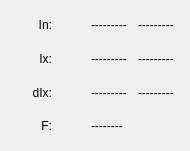
Old version of the form wmrawactualvalbase.ui in the repository ZeraGmbH/wm3000i.
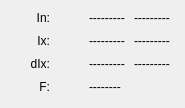
New version of the form.

```diff
--- a/wmrawactualvalbase.ui
+++ b/wmrawactualvalbase.ui
@@ -6,12 +6,12 @@
    <rect>
     <x>0</x>
     <y>0</y>
-    <width>190</width>
-    <height>151</height>
+    <width>185</width>
+    <height>106</height>
    </rect>
   </property>
   <property name="sizePolicy">
-   <sizepolicy hsizetype="Minimum" vsizetype="Minimum">
+   <sizepolicy hsizetype="Fixed" vsizetype="Fixed">
     <horstretch>0</horstretch>
     <verstretch>0</verstretch>
    </sizepolicy>
@@ -22,12 +22,21 @@
     <height>0</height>
    </size>
   </property>
+  <property name="maximumSize">
+   <size>
+    <width>185</width>
+    <height>106</height>
+   </size>
+  </property>
   <property name="mouseTracking">
    <bool>false</bool>
   </property>
   <property name="windowTitle">
    <string>Vektoren</string>
   </property>
+  <property name="sizeGripEnabled">
+   <bool>false</bool>
+  </property>
   <layout class="QGridLayout">
    <item row="1" column="1">
     <spacer name="spacer20">
```
